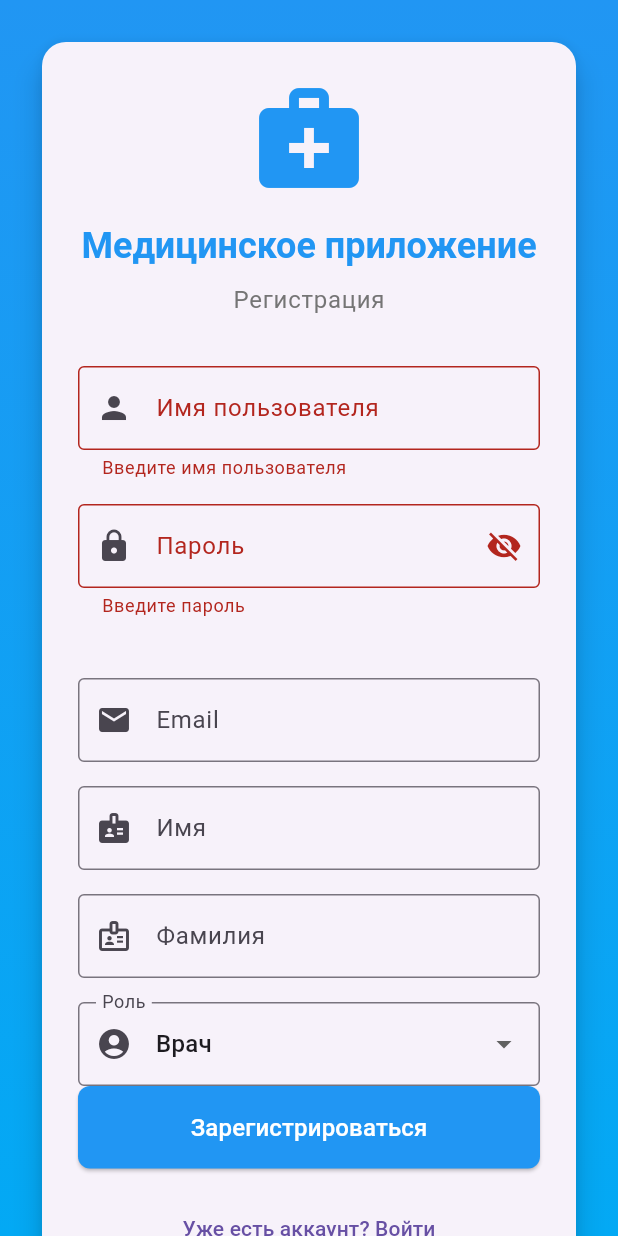
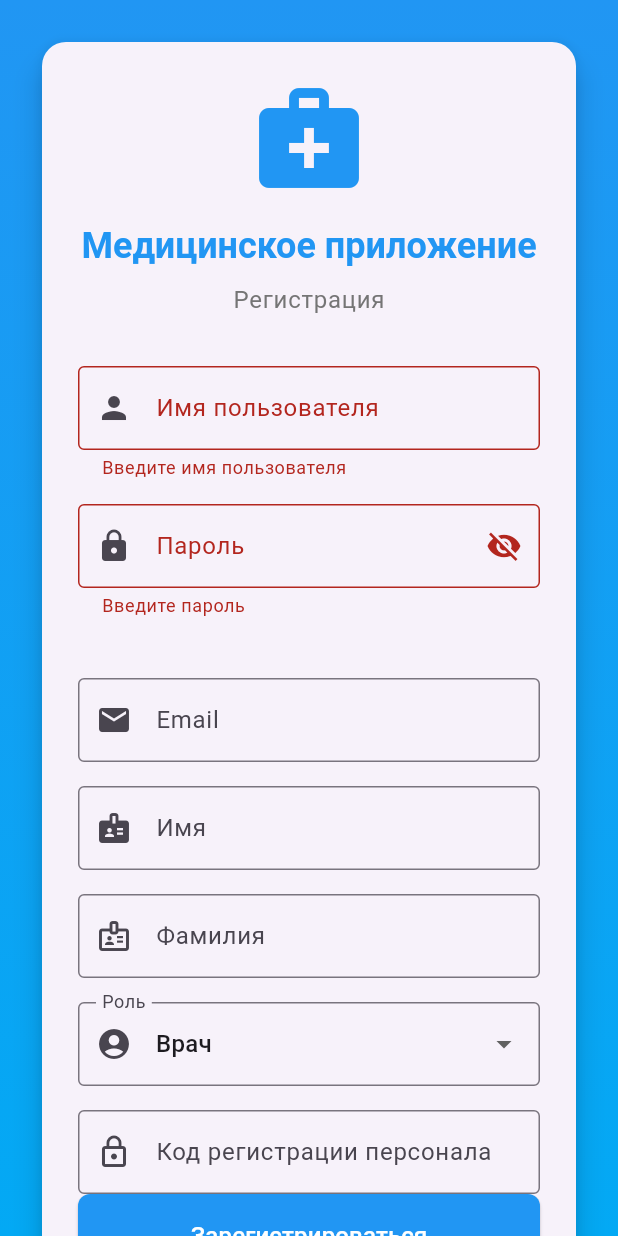
Before and after one commit to VDolesov/Medical_App, a Flutter app: the screen it shows after launch, after a tap on "Войти", after a tap on "Нет аккаунта? Зарегистрироваться", on a phone screen of 412 x 824 dp. Run offline on Flutter 3.47's test engine with Material 3 defaults, Android fonts, the phone set to English and light mode, and no system bars; our stand-ins replace file_picker, flutter_secure_storage, go_router; accounts and stored records are empty.

Commit message:
мобилка: код персонала обязателен и врачу

```diff
--- a/medical_app/lib/providers/auth_provider.dart
+++ b/medical_app/lib/providers/auth_provider.dart
@@ -123,7 +123,7 @@ class AuthProvider with ChangeNotifier {
         'role': role,
       };
 
-      if (role == 'admin' && adminSecret != null) {
+      if (adminSecret != null) {
         body['adminSecret'] = adminSecret;
       }
 
--- a/medical_app/lib/screens/login_screen.dart
+++ b/medical_app/lib/screens/login_screen.dart
@@ -53,7 +53,7 @@ class _LoginScreenState extends State<LoginScreen> {
           firstName: _firstNameController.text,
           lastName: _lastNameController.text,
           role: _role,
-          adminSecret: _role == 'admin' ? _adminSecretController.text : null,
+          adminSecret: _adminSecretController.text,
         );
       }
 
@@ -243,23 +243,22 @@ class _LoginScreenState extends State<LoginScreen> {
                               border: OutlineInputBorder(),
                             ),
                           ),
-                          if (_role == 'admin') ...[
                           const SizedBox(height: 16),
                           TextFormField(
                             controller: _adminSecretController,
+                            obscureText: true,
                             decoration: const InputDecoration(
-                                labelText: 'Admin Secret',
+                              labelText: 'Код регистрации персонала',
                               prefixIcon: Icon(Icons.lock_outline),
                               border: OutlineInputBorder(),
                             ),
                             validator: (value) {
-                                if (_role == 'admin' && (value == null || value.isEmpty)) {
-                                  return 'Введите секретный код администратора';
+                              if (value == null || value.isEmpty) {
+                                return 'Введите код регистрации персонала';
                               }
                               return null;
                             },
                           ),
-                          ],
                         ],
 
                         // Кнопка входа/регистрации
```
Lines whose indentation alone changed are shown as unchanged.
